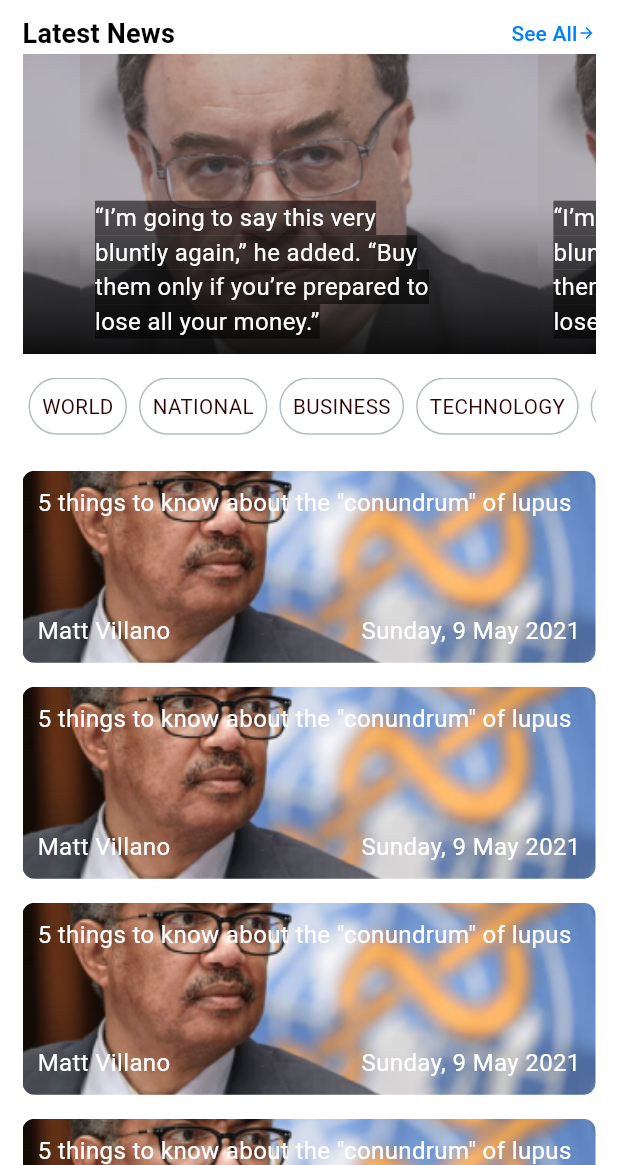
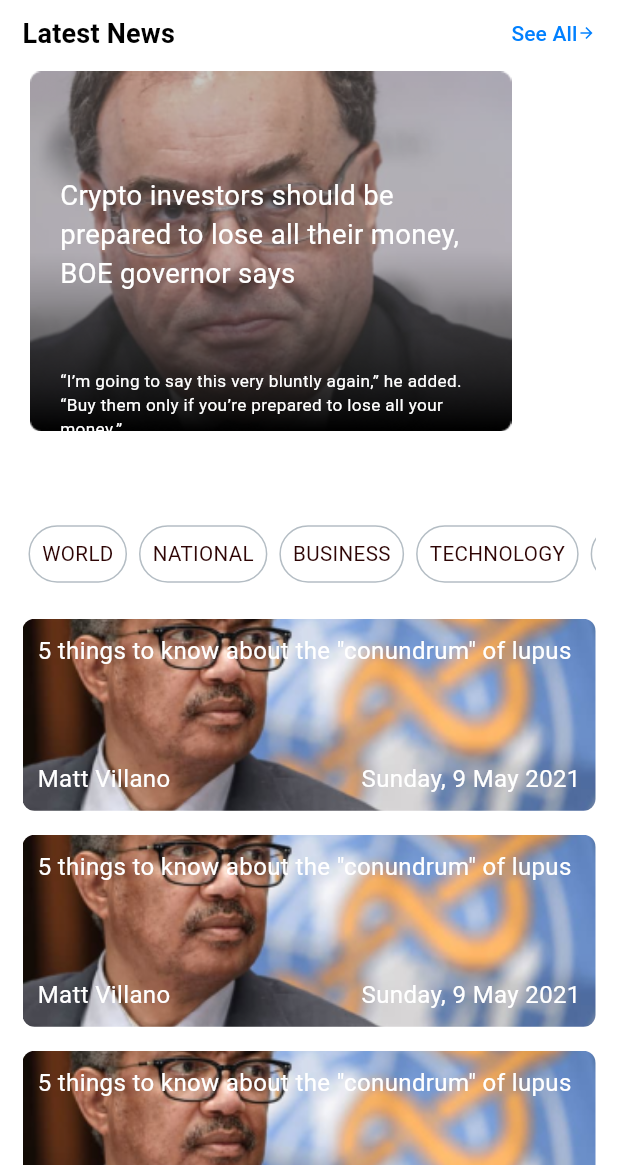
Before and after one commit to MilenniyamAlbiorix/news_app_community, a Flutter app: the HomeScreen screen opened by its route, on a phone screen of 412 x 824 dp, the part 71-1236 px from its top. Run offline on Flutter 3.47's test engine with Material 3 defaults, Android fonts, the light colour scheme and no system bars; drawn by our look-alikes of carousel_slider; our stand-ins replace flutter_screenutil, get, readmore.

Commit message:
worked on UI route.dart

```diff
--- a/lib/controller/News Controller.dart
+++ b/lib/controller/News Controller.dart
@@ -1,12 +1,35 @@
 import 'package:flutter/cupertino.dart';
 import 'package:get/get.dart';
 import 'package:get/get_rx/get_rx.dart';
+import 'package:news_app_community/view/ui/notication/notifaction_screen.dart';
+
+import '../view/ui/home_screen/home_screen.dart';
 
 class NewsController extends GetxController{
 
 
   final searchController = TextEditingController();
   var selectedIndex = Rxn<int>();
+  var selectedChip = ''.obs;
+  var selectedBottmBarIndex = 0.obs;
+  var selectedChips = <String>[].obs;
+  void selectBottomNavItem(int index) {
+    selectedIndex.value = index;
+    Get.offAll(screens[index], transition: Transition.fadeIn);
+  }
+  void selectMultiChip(String chip) {
+    if (selectedChips.contains(chip)) {
+      selectedChips.remove(chip);
+    } else {
+      selectedChips.add(chip);
+    }
+  }
+
+  final List<Widget> screens = [
+    HomeScreen(),
+    const NotificationScreen(),
+    HomeScreen(),
+  ];
 
   final List<String> categories = [
     'WORLD',
@@ -19,6 +42,8 @@ class NewsController extends GetxController{
     'HEALTH'
   ];
 
+
+
   void selectChip(int index) {
     if (selectedIndex.value == index) {
       selectedIndex.value = null; // Deselect if the same chip is tapped
@@ -28,7 +53,7 @@ class NewsController extends GetxController{
   }
   @override
   void onInit() {
-        super.onInit();
+    super.onInit();
   }
   @override
   void dispose() {
--- a/lib/res/const/Colors.dart
+++ b/lib/res/const/Colors.dart
@@ -1,10 +1,12 @@
 import 'dart:ui';
 
-class BaseColors{
+class BaseColors {
 
   static  const Color hotUpdateNewsTxt =  Color(0xff121212);
   static  const Color backBtnColor =  Color(0xff2E0505);
+  static  const Color bluerColor =  Color(0xffF5F5F5);
   static  const Color colorBorder =  Color(0xffF0F1FA);
+  static  const Color filterTxtColor =  Color(0xff041E2F);
   static  const Color iconColor =  Color(0xff0080FF);
 
   static  const Color gradintOne =  Color(0xffFF3A44);
@@ -12,12 +14,14 @@ class BaseColors{
   static  const Color gradintTwo =  Color(0xffFF8086);
 
   static  const Color allOfficeTextColor =  Color(0xff484954);
-  static  const Color hintColor =  Color(0xff818181);
-  static  const Color imageBgColor =  Color(0xffE8F1FF);
-  static  const Color checkBoxColor =  Color(0xff10A711);
+
+  static  const Color newsbackbtnColor =  Color(0xff173418);
+
+
+
   static  const Color blackColors =  Color(0xff000000);
-  static  const Color  primaryColor =  Color(0xffFF3A44);
-  static  const Color backgroundColor =  Color(0xff0961F5);
+
+
   static  const Color  canvasColor =  Color(0xffF5F5F5);
   static  const Color   whiteColor =  Color(0xffFFFFFF);
   static  const Color   pinBorderColor =  Color(0xffB4BDC4);
--- a/lib/res/const/assets.dart
+++ b/lib/res/const/assets.dart
@@ -4,5 +4,12 @@ class BaseAssets {
   static const String frame ="$baseUrl/Frame.png";
   static const String notifiationIcon ="$baseUrl/notifactionIcon.png";
   static const String topNews ="$baseUrl/topnews.png";
+  static const String homeActive ="$baseUrl/homeActive.png";
+  static const String homeUnSelected ="$baseUrl/homeunselected.png";
+  static const String favoriteActive = "$baseUrl/FavoriteActive.png";
+  static const String favoriteUnSelcted = "$baseUrl/FavoriteUnselcted.png";
+  static const String rectangleImage = "$baseUrl/RectangleImage.png";
+
+  static const String group = "$baseUrl/Group.png";
 
 }
--- a/lib/res/const/strings.dart
+++ b/lib/res/const/strings.dart
@@ -6,5 +6,9 @@ class BaseStrings {
   static const String hotUpdates ="Hot Updates";
   static const String dogecoin ="Dogecoin to the Moon...";
   static const String search ="Search...";
+  static const String filter ="Filter";
+  static const String reset ="Reset";
+  static const String sortBy ="Sort By";
+  static const String save ="SAVE";
 
 }
--- a/lib/route/pages.dart
+++ b/lib/route/pages.dart
@@ -1,7 +1,10 @@
 import 'package:get/get_navigation/src/routes/get_route.dart';
 import 'package:news_app_community/route/route.dart';
+import 'package:news_app_community/view/ui/bottombar/bottombar_screen.dart';
 import 'package:news_app_community/view/ui/home_screen/home_screen.dart';
+import 'package:news_app_community/view/ui/news_details/news_details_screen.dart';
 import 'package:news_app_community/view/ui/notication/notifaction_screen.dart';
+import 'package:news_app_community/view/ui/search_Screen/search_Screen.dart';
 
 class AppPages {
 
@@ -14,5 +17,17 @@ class AppPages {
       name: BaseRoute.homeScreen,
       page: () =>  HomeScreen(),
     ),
+    GetPage(
+      name: BaseRoute.bottomBarScreen,
+      page: () =>  const BottomBarScreen(),
+    ),
+    GetPage(
+      name: BaseRoute.newsDetailsScreen,
+      page: () =>  const NewsDetailsScreen(),
+    ),
+    GetPage(
+      name: BaseRoute.searchScreen,
+      page: () =>  const SearchScreen(),
+    ),
   ];
 }
--- a/lib/route/route.dart
+++ b/lib/route/route.dart
@@ -1,6 +1,9 @@
 class BaseRoute {
   static const String notificationScreen = '/NotificationScreen';
   static const String homeScreen = '/HomeScreen';
+  static const String bottomBarScreen = '/BottomBarScreen';
+  static const String newsDetailsScreen = '/NewsDetailsScreen';
+  static const String searchScreen = '/SearchScreen';
 
 
 
--- a/lib/view/ui/home_screen/carouselSlider_widgets.dart
+++ b/lib/view/ui/home_screen/carouselSlider_widgets.dart
@@ -2,40 +2,69 @@
 import 'package:carousel_slider/carousel_slider.dart';
 import 'package:flutter/cupertino.dart';
 import 'package:flutter/material.dart';
+import 'package:flutter_screenutil/flutter_screenutil.dart';
 import 'package:news_app_community/res/const/assets.dart';
 
 
 
 Widget carouselSliderWidgets(){
   return
+
     CarouselSlider(
-      options: CarouselOptions(height: 200.0),
-      items: [1,2,3,4,5].map((i) {
+      options: CarouselOptions(
+        height: 240.0.h,
+        enlargeCenterPage: true,
+        viewportFraction: 1.0,
+      ),
+      items: [1,2].map((i) {
         return Builder(
           builder: (BuildContext context) {
-            return SizedBox(
-              width: 320,
-              height: 240,
+            return Container(
+              width: MediaQuery.of(context).size.width,
+              margin: const EdgeInsets.symmetric(horizontal: 5.0),
+              decoration: const BoxDecoration(
+              ),
               child: Stack(
                 children: [
-                  Positioned.fill(
+                  Positioned(
                     child: Image.asset(
                       BaseAssets.topNews, // Replace with your image URL
                       fit: BoxFit.cover,
                     ),
                   ),
-                  // Picture above text
-                  const Positioned(
-                    bottom: 10,
+                  Positioned(
                     left: 10,
-                    child: SizedBox(
-                      width: 240,
-                      child: Text(
-                        '“I’m going to say this very bluntly again,” he added. “Buy them only if you’re prepared to lose all your money.”',
-                        style: TextStyle(
+                    top: (200 - 60) / 2,
+                    child: Padding(
+                      padding: const EdgeInsets.symmetric(horizontal: 10.0),
+                      child: SizedBox(
+                        width: 240.w,
+                        child: Text(
+                          "Crypto investors should be prepared to lose all their money, BOE governor says"
+                          ,style: TextStyle(
                           color: Colors.white,
-                          fontSize: 16,
-                          backgroundColor: Colors.black54,
+                          fontSize: 16.sp,
+
+                        ),
+                        ),
+                      ),
+                    ),
+                  ),
+                  Positioned(
+
+                    bottom: 0,
+                    left: 10,
+                    child: Padding(
+                      padding: const EdgeInsets.symmetric(horizontal: 10.0,vertical: 40),
+                      child: SizedBox(
+                        width: 240.w,
+                        child: Text(
+                          '“I’m going to say this very bluntly again,” he added. “Buy them only if you’re prepared to lose all your money.”',
+                          style: TextStyle(
+                            color: Colors.white,
+                            fontSize: 10.sp,
+
+                          ),
                         ),
                       ),
                     ),
--- a/lib/view/ui/home_screen/home_screen.dart
+++ b/lib/view/ui/home_screen/home_screen.dart
@@ -7,6 +7,7 @@ import 'package:news_app_community/res/const/Colors.dart';
 import 'package:news_app_community/res/const/assets.dart';
 import 'package:news_app_community/res/const/strings.dart';
 import 'package:news_app_community/res/functions/base_funcations.dart';
+import 'package:news_app_community/utils/extensions/base_extensions.dart';
 
 import 'carouselSlider_widgets.dart';
 
@@ -18,11 +19,10 @@ class HomeScreen extends StatefulWidget {
 }
 
 class _HomeScreenState extends State<HomeScreen> {
-  final newsController = Get.find<NewsController>();
-
   @override
   Widget build(BuildContext context) {
-    return Scaffold(
+    return ScreenUtilInit(
+      builder: (context, child) =>  Scaffold(
         backgroundColor: BaseColors.whiteColor,
         appBar: AppBar(
           backgroundColor: BaseColors.whiteColor,
@@ -96,6 +96,7 @@ class _HomeScreenState extends State<HomeScreen> {
                 ),
               ],
             ),
+            10.toVSB,
             carouselSliderWidgets(),
             Padding(
               padding: const EdgeInsets.symmetric(horizontal: 0, vertical: 16),
@@ -220,6 +221,10 @@ class _HomeScreenState extends State<HomeScreen> {
             )
           ],
         ).paddingSymmetric(horizontal: 15),
+
+      ),
     );
   }
+
+  final newsController = Get.find<NewsController>();
 }
--- a/lib/view/ui/notication/notifaction_screen.dart
+++ b/lib/view/ui/notication/notifaction_screen.dart
@@ -1,7 +1,6 @@
 import 'package:flutter/material.dart';
 import 'package:flutter/services.dart';
 import 'package:flutter_screenutil/flutter_screenutil.dart';
-
 import 'package:news_app_community/res/functions/base_funcations.dart';
 import '../../../res/const/strings.dart';
 import '../../../utils/widgets/gradientText.dart';
```
Also changed, not shown: lib/main.dart (+4 -4 lines), lib/view/ui/bottombar/bottombar_screen.dart (added, +72 -0 lines), lib/view/ui/news_details/news_details_screen.dart (added, +177 -0 lines), lib/view/ui/search_Screen/search_Screen.dart (added, +193 -0 lines), lib/view/ui/search_Screen/search_helper.dart (added, +119 -0 lines), assets/images/FavoriteActive.png (added), assets/images/FavoriteUnselcted.png (added), assets/images/Group.png (added), assets/images/RectangleImage.png (added), assets/images/homeActive.png (added), assets/images/homeunselected.png (added). Lines whose indentation alone changed are shown as unchanged.
